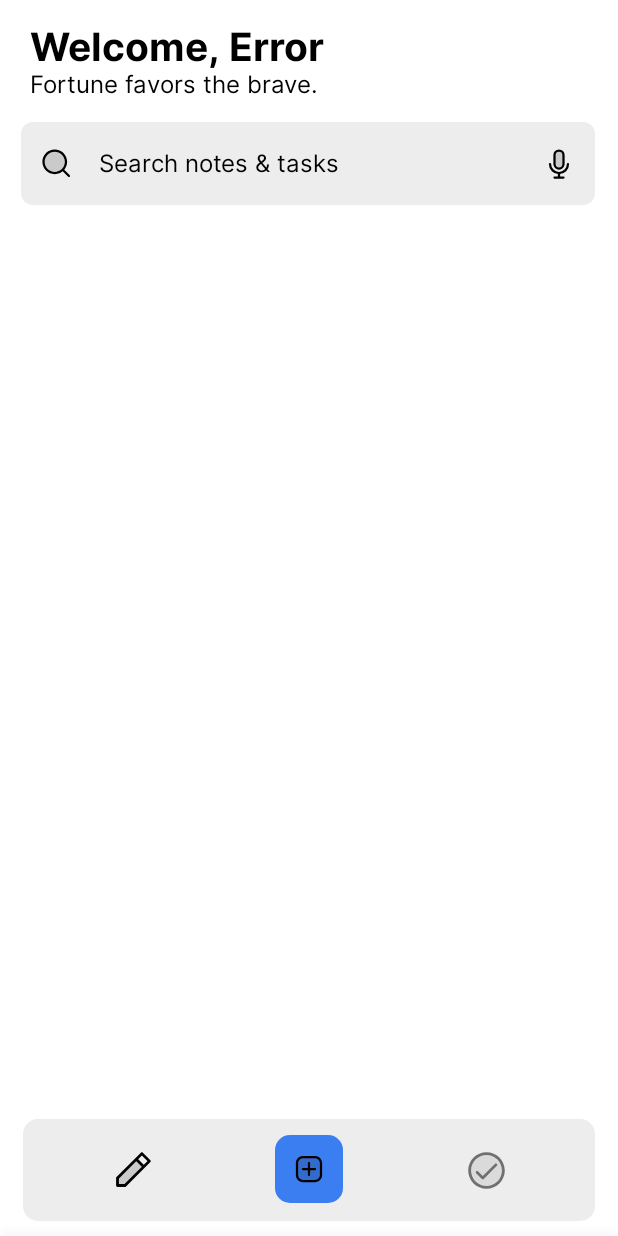
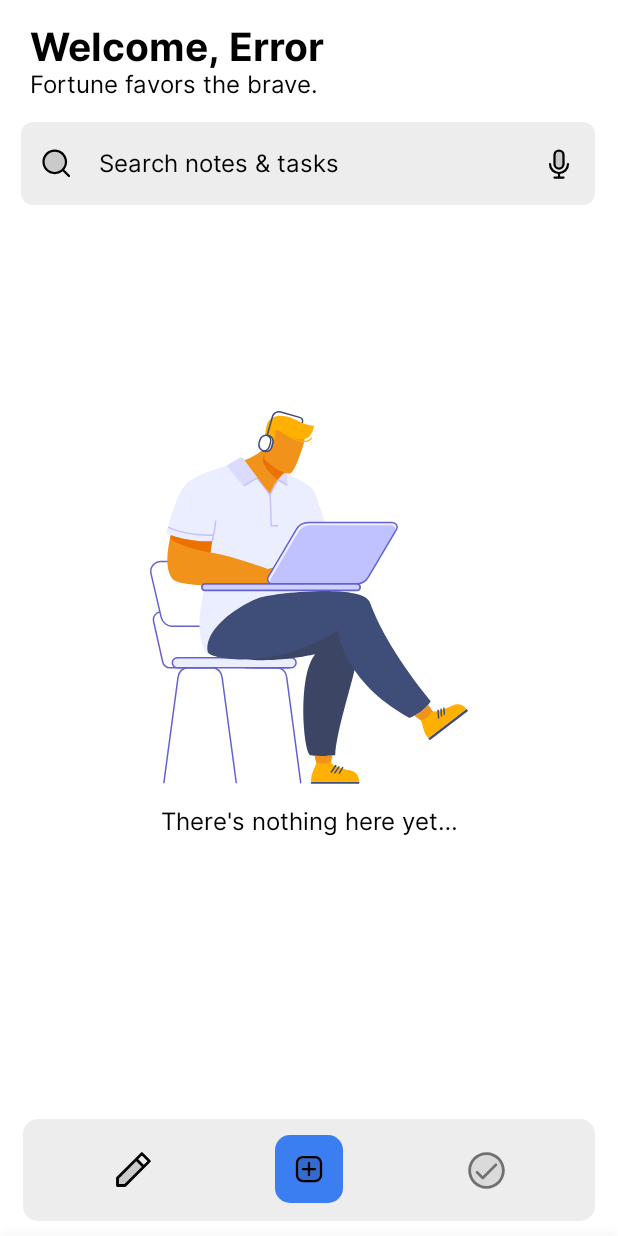
Before and after one commit to galaxygoldfish/compose, an Android app built with Jetpack Compose: the ProductivityView screen opened through its navigation route, on a phone screen of 412 x 824 dp. Run offline under Robolectric (Android 15) with nearby library versions, the light colour scheme and no system bars; our stand-ins replace Firebase (no records; nobody signed in at launch, a user with empty details on screens opened directly), accompanist, livedata-compose; 2 statements that could not run were skipped.

Commit message:
[Feature] [Android] Add placeholder to note and taks lists when empty

```diff
--- a/android/app/src/main/java/com/compose/app/android/components/ButtonAppearance.kt
+++ b/android/app/src/main/java/com/compose/app/android/components/ButtonAppearance.kt
@@ -3,20 +3,10 @@ package com.compose.app.android.components
 import androidx.compose.animation.animateColor
 import androidx.compose.animation.core.animateFloat
 import androidx.compose.animation.core.updateTransition
-import androidx.compose.foundation.layout.Box
-import androidx.compose.foundation.layout.Column
-import androidx.compose.foundation.layout.fillMaxWidth
-import androidx.compose.foundation.layout.padding
-import androidx.compose.foundation.layout.size
+import androidx.compose.foundation.layout.*
 import androidx.compose.foundation.shape.RoundedCornerShape
-import androidx.compose.material.Button
-import androidx.compose.material.ButtonDefaults
+import androidx.compose.material.*
 import androidx.compose.material.ButtonDefaults.elevation
-import androidx.compose.material.FloatingActionButton
-import androidx.compose.material.FloatingActionButtonDefaults
-import androidx.compose.material.Icon
-import androidx.compose.material.MaterialTheme
-import androidx.compose.material.Text
 import androidx.compose.runtime.Composable
 import androidx.compose.runtime.getValue
 import androidx.compose.ui.Alignment
@@ -160,7 +150,10 @@ fun AddNoteTaskMenuFAB(
     ) {
         menuItems.forEachIndexed { index, item ->
             FloatingActionButton(
-                onClick = item.onClick,
+                onClick = {
+                    item.onClick.invoke()
+                    onExpansion(ExpandableFABState.COLLAPSED)
+                },
                 content = {
                     Icon(
                         painter = item.icon,
--- a/android/app/src/main/java/com/compose/app/android/view/NoteListView.kt
+++ b/android/app/src/main/java/com/compose/app/android/view/NoteListView.kt
@@ -2,14 +2,9 @@ package com.compose.app.android.view
 
 import android.content.Context
 import androidx.compose.foundation.ExperimentalFoundationApi
+import androidx.compose.foundation.Image
 import androidx.compose.foundation.combinedClickable
-import androidx.compose.foundation.layout.Arrangement
-import androidx.compose.foundation.layout.Column
-import androidx.compose.foundation.layout.Row
-import androidx.compose.foundation.layout.fillMaxSize
-import androidx.compose.foundation.layout.fillMaxWidth
-import androidx.compose.foundation.layout.padding
-import androidx.compose.foundation.layout.wrapContentHeight
+import androidx.compose.foundation.layout.*
 import androidx.compose.foundation.lazy.GridCells
 import androidx.compose.foundation.lazy.LazyColumn
 import androidx.compose.foundation.lazy.LazyVerticalGrid
@@ -22,9 +17,12 @@ import androidx.compose.runtime.Composable
 import androidx.compose.runtime.livedata.observeAsState
 import androidx.compose.runtime.mutableStateOf
 import androidx.compose.runtime.remember
+import androidx.compose.ui.Alignment
 import androidx.compose.ui.Modifier
 import androidx.compose.ui.graphics.Color
 import androidx.compose.ui.res.colorResource
+import androidx.compose.ui.res.painterResource
+import androidx.compose.ui.res.stringResource
 import androidx.compose.ui.unit.dp
 import androidx.lifecycle.MutableLiveData
 import com.compose.app.android.R
@@ -75,9 +73,11 @@ fun ExperimentalNoteListView(
     onItemLongClick: (NoteDocument) -> Unit,
     onItemClick: (NoteDocument) -> Unit
 ) {
-    val listItems = noteItemList.observeAsState().value!!
+    val listItems = noteItemList.observeAsState().value
+    if (listItems != null && listItems.isNotEmpty()) {
         LazyColumn(
-        modifier = Modifier.fillMaxSize()
+            modifier = Modifier
+                .fillMaxSize()
                 .padding(top = 10.dp, start = 14.dp, end = 15.dp),
         ) {
             item {
@@ -94,6 +94,25 @@ fun ExperimentalNoteListView(
                         }
                     }
                 )
+            }
+        }
+    } else {
+        Column(
+            modifier = Modifier.fillMaxSize()
+        ) {
+            Spacer(modifier = Modifier.fillMaxHeight(0.2F))
+            Image(
+                painter = painterResource(id = R.drawable.ic_nothing_here_illustration),
+                contentDescription = null,
+                modifier = Modifier.padding(start = 100.dp, end = 100.dp)
+            )
+            Text(
+                text = stringResource(id = R.string.productivity_nothing_here_message),
+                modifier = Modifier
+                    .align(Alignment.CenterHorizontally)
+                    .padding(top = 15.dp)
+            )
+            Spacer(modifier = Modifier.fillMaxHeight(0.3F))
         }
     }
 }
--- a/android/app/src/main/java/com/compose/app/android/view/TaskListView.kt
+++ b/android/app/src/main/java/com/compose/app/android/view/TaskListView.kt
@@ -2,6 +2,7 @@ package com.compose.app.android.view
 
 import android.content.Context
 import androidx.compose.foundation.ExperimentalFoundationApi
+import androidx.compose.foundation.Image
 import androidx.compose.foundation.combinedClickable
 import androidx.compose.foundation.layout.*
 import androidx.compose.foundation.lazy.LazyColumn
@@ -36,7 +37,8 @@ fun TaskListView(
     taskList: MutableLiveData<MutableList<TaskDocument>>
 ) {
     val taskListState = rememberLazyListState()
-    val taskItemState = taskList.observeAsState().value!!
+    val taskItemState = taskList.observeAsState().value
+    if (taskItemState != null && taskItemState.isNotEmpty()) {
         LazyColumn(
             modifier = Modifier
                 .fillMaxSize()
@@ -55,6 +57,25 @@ fun TaskListView(
                 )
             }
         )
+    } else {
+         Column(
+            modifier = Modifier.fillMaxSize()
+        ) {
+            Spacer(modifier = Modifier.fillMaxHeight(0.2F))
+            Image(
+                painter = painterResource(id = R.drawable.ic_nothing_here_illustration),
+                contentDescription = null,
+                modifier = Modifier.padding(start = 100.dp, end = 100.dp)
+            )
+            Text(
+                text = stringResource(id = R.string.productivity_nothing_here_message),
+                modifier = Modifier
+                    .align(Alignment.CenterHorizontally)
+                    .padding(top = 15.dp)
+            )
+            Spacer(modifier = Modifier.fillMaxHeight(0.3F))
+        }
+    }
 }
 
 @ExperimentalFoundationApi
--- a/android/app/src/main/java/com/compose/app/android/viewmodel/NoteEditorViewModel.kt
+++ b/android/app/src/main/java/com/compose/app/android/viewmodel/NoteEditorViewModel.kt
@@ -5,6 +5,7 @@ import androidx.compose.ui.text.input.TextFieldValue
 import androidx.lifecycle.MutableLiveData
 import androidx.lifecycle.ViewModel
 import com.compose.app.android.firebase.FirebaseDocument
+import com.compose.app.android.model.CardColorBlueAlt
 import com.compose.app.android.model.DocumentType
 import com.compose.app.android.model.NoteColorResourceIDs
 import com.compose.app.android.model.NoteColorUniversalIDs
@@ -31,12 +32,12 @@ class NoteEditorViewModel : ViewModel() {
         asynchronousScope.launch {
             noteDocumentID.value?.let {
                 FirebaseDocument().getDocumentByID(it, DocumentType.NOTE).let { noteData ->
-                    titleTextValue.value = TextFieldValue(noteData["title"] as String)
-                    contentTextValue.value = TextFieldValue(noteData["content"] as String)
+                    titleTextValue.value = TextFieldValue(noteData["title"] as String? ?: "")
+                    contentTextValue.value = TextFieldValue(noteData["content"] as String? ?: "")
                     synchronousScope.launch {
-                        selectedNoteColorCentral.value = (noteData["color"] as Long).toInt()
+                        selectedNoteColorCentral.value = (noteData["color"] as Long? ?: CardColorBlueAlt).toInt()
                         selectedNoteColorRes.value = NoteColorResourceIDs[
-                            NoteColorUniversalIDs.indexOf((noteData["color"] as Long).toInt())
+                            NoteColorUniversalIDs.indexOf((noteData["color"] as Long? ?: CardColorBlueAlt).toInt())
                         ]
                     }
                 }
--- /dev/null
+++ b/android/app/src/main/res/drawable/ic_nothing_here_illustration.xml
@@ -0,0 +1,201 @@
+<vector xmlns:android="http://schemas.android.com/apk/res/android"
+    android:width="1069.71dp"
+    android:height="1253.95dp"
+    android:viewportWidth="1069.71"
+    android:viewportHeight="1253.95">
+  <path
+      android:pathData="M208.11,863.68H67.69A25.73,25.73 0,0 1,42.6 843.59L12,707.2a25.7,25.7 0,0 1,25.08 -31.32"
+      android:strokeWidth="5"
+      android:fillColor="#00000000"
+      android:strokeColor="#6562cf"
+      android:strokeLineCap="round"/>
+  <path
+      android:pathData="M467.11,863.68H326.69a25.73,25.73 0,0 1,-25.09 -20.09L271,707.2a25.7,25.7 0,0 1,25.08 -31.32"
+      android:strokeWidth="5"
+      android:fillColor="#00000000"
+      android:strokeColor="#6562cf"
+      android:strokeLineCap="round"/>
+  <path
+      android:pathData="M313.42,724H75.12a38.41,38.41 0,0 1,-37.41 -29.7L3.37,546.82a32.77,32.77 0,0 1,31.92 -40.2H273.6a38.4,38.4 0,0 1,37.4 29.7l34.34,147.51A32.78,32.78 0,0 1,313.42 724Z"
+      android:strokeWidth="5"
+      android:fillColor="#fff"
+      android:strokeColor="#6562cf"
+      android:strokeLineCap="round"/>
+  <path
+      android:pathData="M92.12,829.66L474.31,829.66A17.01,17.01 0,0 1,491.32 846.67L491.32,846.67A17.01,17.01 0,0 1,474.31 863.68L92.12,863.68A17.01,17.01 0,0 1,75.11 846.67L75.11,846.67A17.01,17.01 0,0 1,92.12 829.66z"
+      android:strokeWidth="5"
+      android:fillColor="#eaeeff"
+      android:strokeColor="#6562cf"
+      android:strokeLineCap="round"/>
+  <path
+      android:pathData="M46.69,1250.4 L94.14,896.78c0.91,-18.55 15.53,-33.1 33.26,-33.1h82c17.73,0 32.35,14.55 33.27,33.1l47.45,353.62"
+      android:strokeWidth="5"
+      android:fillColor="#00000000"
+      android:strokeColor="#6562cf"
+      android:strokeLineCap="round"/>
+  <path
+      android:pathData="M348.05,863.68h79.62c17.21,0 31.41,14.55 32.3,33.1l46.95,353.62"
+      android:strokeWidth="5"
+      android:fillColor="#00000000"
+      android:strokeColor="#6562cf"
+      android:strokeLineCap="round"/>
+  <path
+      android:pathData="M723.77,513.27c5.17,3.41 17.16,28.81 17.38,31.87s-13.55,25.8 -13.55,25.8 -5.47,0.12 -6.51,-12.39c-1.27,-14.81 -7.77,-20.42 -17.19,-22.53 -3.94,-0.88 -11.18,2.12 -11.69,7.92s14.47,9.65 17.48,13.17c4.57,5.32 2,12.82 2,13 0,0 -23.12,-7 -27.56,-8.3 -4,-1.19 -21.86,-17.43 -33,-33.53a115.51,115.51 0,0 1,-13 8.25c-28,15.06 -124,50.09 -173.73,42.15 -49.94,-8 -10.05,-167 -10.05,-167 72.32,3.34 102.6,-5.87 108.12,-7.82l-11.23,73.5c30.39,-0.9 105.17,11.49 105.21,11.5C677.46,491.62 716.34,508.38 723.77,513.27Z"
+      android:fillColor="#f1921b"/>
+  <path
+      android:pathData="M454,411.61l0.43,0c72.32,3.34 102.6,-5.87 108.12,-7.82l-2.65,18s-53.65,25.26 -113.32,23Z"
+      android:fillColor="#eb7200"/>
+  <path
+      android:pathData="M461.25,612.59c17.18,-1.26 48.32,-201.18 48.32,-201.18 38.35,0.56 84.72,-17.33 84.72,-17.33s-31.71,-103.92 -42.64,-125.35S462.26,210.25 453,207.57l-152.94,-35S169.51,205 128.34,238.28 55,411.94 55,411.94c75.61,30.49 154,26 154,26L182.35,598.57c-8.63,39 -36.2,162.82 12.41,222.94C194.76,821.51 233.87,629.29 461.25,612.59Z"
+      android:fillColor="#eaeeff"/>
+  <path
+      android:pathData="M360.74,224 L315,251.91l-58,-67.44 43.54,-26.08a11.15,11.15 0,0 1,15.36 4Z"
+      android:fillColor="#dbdaff"/>
+  <path
+      android:pathData="M430.3,230.4l32.19,19 -1.55,-38.62L453,207.57S438.86,217.05 430.3,230.4Z"
+      android:fillColor="#dbdaff"/>
+  <path
+      android:pathData="M209,437.92c6.2,-20.31 12.4,-69.37 12.4,-69.37"
+      android:strokeLineJoin="round"
+      android:strokeWidth="5"
+      android:fillColor="#00000000"
+      android:strokeColor="#c7bfff"/>
+  <path
+      android:pathData="M315,251.91l44.88,-26.21s43.06,51.23 44.26,60.19 3.46,100.33 3.46,100.33H430.3"
+      android:strokeLineJoin="round"
+      android:strokeWidth="5"
+      android:fillColor="#00000000"
+      android:strokeColor="#c7bfff"/>
+  <path
+      android:pathData="M461.64,249.36 L431.15,232.1s-27.65,43.74 -27,53.79"
+      android:strokeLineJoin="round"
+      android:strokeWidth="5"
+      android:fillColor="#00000000"
+      android:strokeColor="#c7bfff"/>
+  <path
+      android:pathData="M213.87,417.74s-96.64,2.87 -153.44,-27.39"
+      android:strokeLineJoin="round"
+      android:strokeWidth="5"
+      android:fillColor="#00000000"
+      android:strokeColor="#c7bfff"/>
+  <path
+      android:pathData="M503,576c0,4.59 -47.14,2.92 -53.78,2.92s-48.23,1.58 -58,0c-53.11,4.37 -290,21.59 -317.55,-16.7 -31.89,-44.34 -3.4,-144.64 -3.4,-144.64C141.82,442.43 209,437.91 209,437.91L203.13,476c56.79,7 159.27,43 194.11,55.61 7.47,-2.39 35.91,-11 50.31,-7.72 16.66,3.75 36.67,18.75 38.75,22.92S503,571.42 503,576Z"
+      android:fillColor="#f1921b"/>
+  <path
+      android:pathData="M449.19,578.92c6.64,0 53.78,1.67 53.78,-2.91s-14.59,-25 -16.67,-29.17 -22.08,-19.17 -38.75,-22.92c0,0 20.57,28.57 1.64,55"
+      android:fillColor="#eb7200"/>
+  <path
+      android:pathData="M70.23,417.61S143.46,443.37 209,437.92L203.13,476s-87.46,-14 -136,-45.68Z"
+      android:fillColor="#eb7200"/>
+  <path
+      android:pathData="M703.79,1254H541.86c-0.16,-2.47 -0.22,-4.83 -0.17,-7.1H704A34.1,34.1 0,0 1,703.79 1254Z"
+      android:fillColor="#3f4d79"/>
+  <path
+      android:pathData="M558.36,1181.5c0.58,17.66 -16.49,28.85 -16.49,65.35H703.79s2.35,-30.62 -30,-37.68 -61.83,-16.49 -64.77,-27.67Z"
+      android:fillColor="#ffb000"/>
+  <path
+      android:pathData="M610.13,1214.49L624.91,1192.61"
+      android:strokeWidth="5"
+      android:fillColor="#00000000"
+      android:strokeColor="#3f4d79"
+      android:strokeLineCap="round"/>
+  <path
+      android:pathData="M621.66,1217.15L635.56,1197.05"
+      android:strokeWidth="5"
+      android:fillColor="#00000000"
+      android:strokeColor="#3f4d79"
+      android:strokeLineCap="round"/>
+  <path
+      android:pathData="M636.74,1218.04L647.98,1199.71"
+      android:strokeWidth="5"
+      android:fillColor="#00000000"
+      android:strokeColor="#3f4d79"
+      android:strokeLineCap="round"/>
+  <path
+      android:pathData="M384.22,626.74s247.14,-15.46 307.2,55.2 -56.52,322.66 -68.3,475.75c0,0 -59.14,5.89 -83.15,0s-44.91,-267.62 15.59,-339.46c0,0 -230,52.91 -319.69,-13.82S346.91,628 384.22,626.74Z"
+      android:fillColor="#3c4564"/>
+  <path
+      android:pathData="M609,1181.5a79.06,79.06 0,0 1,-50.63 0l-4.79,-21.84s31.46,1.59 60.2,-1.16Z"
+      android:fillColor="#f1921b"/>
+  <path
+      android:pathData="M1069.71,1008.8l-128.45,98.59q-2.73,-3.33 -4.93,-6.51l127.94,-98.2A35.88,35.88 0,0 1,1069.71 1008.8Z"
+      android:fillColor="#3f4d79"/>
+  <path
+      android:pathData="M909.23,1039.29c11.22,13.66 4.48,32.93 26.71,61.89l128.45,-98.59s-16.78,-25.72 -46.77,-11.61 -59.08,24.57 -68.23,17.48Z"
+      android:fillColor="#ffb000"/>
+  <path
+      android:pathData="M970.72,1032.38L969.13,1006.89"
+      android:strokeWidth="5"
+      android:fillColor="#00000000"
+      android:strokeColor="#3f4d79"
+      android:strokeLineCap="round"/>
+  <path
+      android:pathData="M980.48,1026.17L978.89,1003.34"
+      android:strokeWidth="5"
+      android:fillColor="#00000000"
+      android:strokeColor="#3f4d79"
+      android:strokeLineCap="round"/>
+  <path
+      android:pathData="M990.24,1019.96L988.65,999.79"
+      android:strokeWidth="5"
+      android:fillColor="#00000000"
+      android:strokeColor="#3f4d79"
+      android:strokeLineCap="round"/>
+  <path
+      android:pathData="M194.76,811.51c3.7,19.94 214,68.26 437.78,-73 0,0 14.71,170.4 240.82,294 0,0 49.2,-17.76 71.31,-56.79 0,0 -147.5,-172.49 -204.29,-330.89 -23.84,-66.51 -323.89,-31.69 -367.76,-18.09S178.27,722.64 194.76,811.51Z"
+      android:fillColor="#3f4d79"/>
+  <path
+      android:pathData="M949.39,1008.46s-9.69,29.84 -40.16,30.83l-19.86,-14.08a153.38,153.38 0,0 0,47 -37.17Z"
+      android:fillColor="#f1921b"/>
+  <path
+      android:pathData="M388,117.6s-9.35,24.58 -70,48c0,0 42.68,58.42 86.09,113.31 0,0 17.4,-50.43 48.85,-71.32Z"
+      android:fillColor="#f1921b"/>
+  <path
+      android:pathData="M453,207.57c-9.27,6.33 -17.08,14.88 -23.54,24 -20,-15 -42.49,-41.33 -49.15,-60.43 -3.29,-9.45 5.42,-35 10.47,-49.76Z"
+      android:fillColor="#eb7200"/>
+  <path
+      android:pathData="M386.78,122.4c0,8 -6.95,32.63 1.46,42.51 15.38,18.07 59.44,47 81.11,45.79 15.44,-0.83 37.31,-67.81 40.57,-77.82S527.26,82.73 517.26,72s-93.59,-34.21 -110.2,0.37C388.65,110.7 386.78,122.4 386.78,122.4Z"
+      android:fillColor="#f1921b"/>
+  <path
+      android:pathData="M551.65,48.72c-8.21,53.71 -43.19,60.73 -112.1,20.39 -31.57,-18.47 -9.25,14.61 -27,43.33l-5.8,2.16c0.19,-2.89 0.6,-14.83 -5.34,-14.86 -8.75,0 -11.44,13.24 -12.28,21.41l-3.36,1.25s-0.36,-59.87 8.13,-78.9c21,-47.11 81.7,-21.66 96.59,-13.65C537.47,55.1 551.65,48.72 551.65,48.72Z"
+      android:fillColor="#ffb000"/>
+  <path
+      android:pathData="M438,65c49,38.68 87.5,47.85 106.62,25.11"
+      android:strokeWidth="4"
+      android:fillColor="#00000000"
+      android:strokeColor="#ffb000"/>
+  <path
+      android:pathData="M397.03,82.57L397.13,82.59A22.08,22.08 60.88,0 1,412.33 109.87L409.61,119.43A22.08,22.08 60.88,0 1,382.33 134.63L382.23,134.6A22.08,22.08 60.88,0 1,367.04 107.32L369.76,97.76A22.08,22.08 60.88,0 1,397.03 82.57z"
+      android:strokeWidth="5"
+      android:fillColor="#fff"
+      android:strokeColor="#3f4d79"
+      android:strokeLineCap="round"/>
+  <path
+      android:pathData="M413.14,107l-4.38,15.4a19.06,19.06 0,0 1,-23.54 13.11l-5.92,-1.69c-0.26,-0.07 -0.51,-0.15 -0.77,-0.24a19,19 0,0 0,22.76 -13.31l4.38,-15.4a19,19 0,0 0,-12.34 -23.29l0.78,0.2L400,83.44A19,19 0,0 1,413.14 107Z"
+      android:strokeWidth="5"
+      android:fillColor="#fff"
+      android:strokeColor="#3f4d79"
+      android:strokeLineCap="round"/>
+  <path
+      android:pathData="M394.11,81.75l18,-63.2a22.08,22.08 0,0 1,27.28 -15.2l64,18.2c7.92,2.25 11.52,8.5 9.26,16.43"
+      android:strokeWidth="5"
+      android:fillColor="#00000000"
+      android:strokeColor="#3f4d79"
+      android:strokeLineCap="round"/>
+  <path
+      android:pathData="M693.12,581.44H412.53c-12.81,0 -20.93,-12.81 -14.75,-23.27l95,-160.67c8.26,-14 24,-22.66 41.16,-22.66H814.54c12.81,0 20.93,12.81 14.75,23.27l-95,160.67C726,572.76 710.24,581.44 693.12,581.44Z"
+      android:fillColor="#eaeeff"/>
+  <path
+      android:pathData="M690.37,586.6H421.3c-12.55,0 -20.5,-12.55 -14.44,-22.8l93.07,-157.41c8.1,-13.7 23.55,-22.2 40.33,-22.2H809.33c12.55,0 20.5,12.55 14.44,22.8L730.7,564.39C722.6,578.09 707.15,586.6 690.37,586.6Z"
+      android:fillColor="#c0c1ff"/>
+  <path
+      android:pathData="M693.12,581.44H412.53c-12.81,0 -20.93,-12.81 -14.75,-23.27l95,-160.67c8.26,-14 24,-22.66 41.16,-22.66H814.54c12.81,0 20.93,12.81 14.75,23.27l-95,160.67C726,572.76 710.24,581.44 693.12,581.44Z"
+      android:strokeWidth="5"
+      android:fillColor="#00000000"
+      android:strokeColor="#6562cf"/>
+  <path
+      android:pathData="M184.53,581.65L696.9,581.65A9.78,9.78 0,0 1,706.68 591.43L706.68,593.59A9.78,9.78 0,0 1,696.9 603.37L184.53,603.37A9.78,9.78 0,0 1,174.75 593.59L174.75,591.43A9.78,9.78 0,0 1,184.53 581.65z"
+      android:strokeWidth="6"
+      android:fillColor="#d1d1ff"
+      android:strokeColor="#6562cf"/>
+</vector>
--- a/android/app/src/main/res/values/strings.xml
+++ b/android/app/src/main/res/values/strings.xml
@@ -74,6 +74,7 @@
     <string name="productivity_welcome_message">Welcome,</string>
     <string name="productivity_menu_notes">NEW NOTE</string>
     <string name="productivity_menu_task">NEW TASK</string>
+    <string name="productivity_nothing_here_message">There\'s nothing here yet…</string>
 
     <string name="note_editor_title_placeholder">Title here</string>
     <string name="note_editor_content_placeholder">Content here</string>
```
Lines whose indentation alone changed are shown as unchanged.
